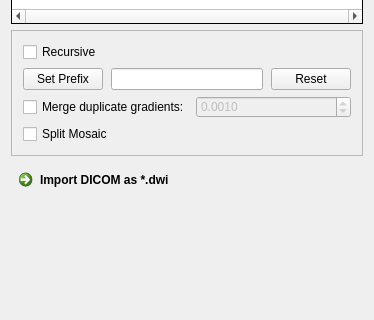
The window that Plugins/org.mitk.gui.qt.diffusionimaging.controls/src/internal/QmitkDiffusionDicomImportViewControls.ui (MIC-DKFZ/MITK-Diffusion) describes before a commit, drawn with Qt 5; both pictures show x 0 to 374 and y 283 to 603 of the 374 by 603 pixel window.
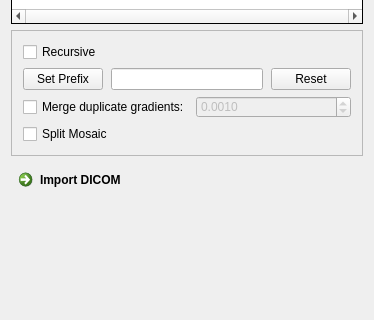
The same window after the commit.

```diff
--- a/Plugins/org.mitk.gui.qt.diffusionimaging.controls/src/internal/QmitkDiffusionDicomImportViewControls.ui
+++ b/Plugins/org.mitk.gui.qt.diffusionimaging.controls/src/internal/QmitkDiffusionDicomImportViewControls.ui
@@ -268,7 +268,7 @@
    <item>
     <widget class="QCommandLinkButton" name="m_DicomLoadStartLoadButton">
      <property name="text">
-      <string>Import DICOM as *.dwi</string>
+      <string>Import DICOM</string>
      </property>
     </widget>
    </item>
```
